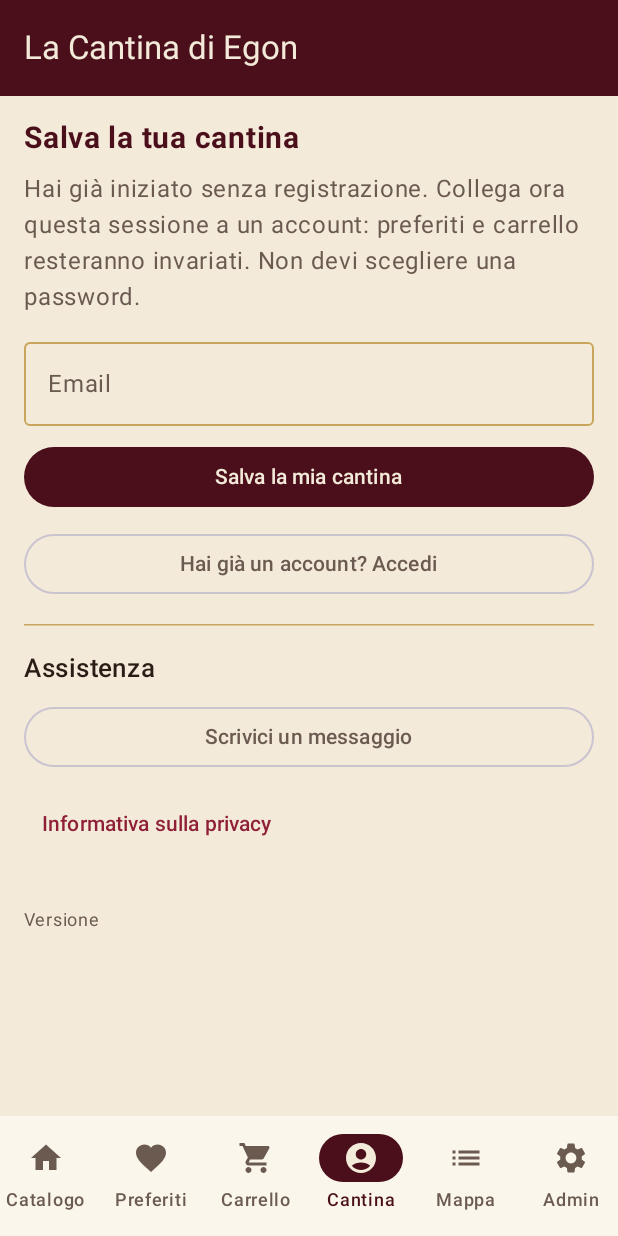
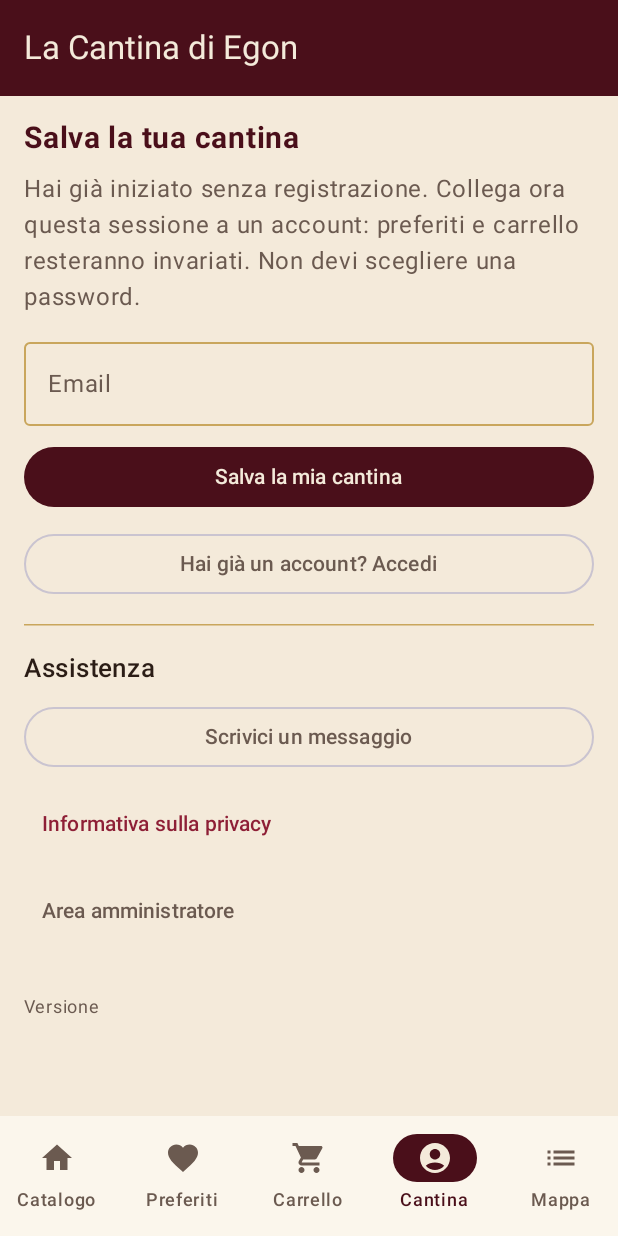
Before and after one commit to EgonFassetta/cantina-android, an Android app built with Jetpack Compose: the screen it shows after launch (MainActivity), item 4 of the bottom bar chosen, on a phone screen of 412 x 824 dp. Run offline under Robolectric (Android 15) with nearby library versions, the phone set to English and light mode, and no system bars; pictures from the network do not load.

Commit message:
Export CSV della cantina (solo Admin); area Admin accessibile dalla schermata Cantina, non più nella barra in basso

```diff
--- a/app/src/main/java/dev/pages/mywinecellar/admin/AdminFeature.kt
+++ b/app/src/main/java/dev/pages/mywinecellar/admin/AdminFeature.kt
@@ -7,7 +7,7 @@ object AdminFeature {
     const val enabled = true
 
     @Composable
-    fun Screen(onSessionChanged: () -> Unit, onCatalogChanged: () -> Unit) {
-        AdminRoot(onSessionChanged = onSessionChanged, onCatalogChanged = onCatalogChanged)
+    fun Screen(onSessionChanged: () -> Unit, onCatalogChanged: () -> Unit, cellar: String) {
+        AdminRoot(onSessionChanged = onSessionChanged, onCatalogChanged = onCatalogChanged, cellar = cellar)
     }
 }
--- a/app/src/main/java/dev/pages/mywinecellar/ui/Account.kt
+++ b/app/src/main/java/dev/pages/mywinecellar/ui/Account.kt
@@ -44,6 +44,7 @@ fun AccountScreen(
     onDelete: (onUnavailable: () -> Unit) -> Unit,
     onSupport: () -> Unit,
     onPrivacy: () -> Unit,
+    onOpenAdmin: () -> Unit,
 ) {
     var email by rememberSaveable { mutableStateOf("") }
     var code by rememberSaveable { mutableStateOf("") }
@@ -159,6 +160,9 @@ fun AccountScreen(
         Text("Assistenza", fontWeight = FontWeight.SemiBold, fontSize = 17.sp)
         OutlinedButton(modifier = Modifier.fillMaxWidth(), onClick = onSupport) { Text("Scrivici un messaggio") }
         TextButton(onClick = onPrivacy) { Text("Informativa sulla privacy", color = WineBright) }
+        if (dev.pages.mywinecellar.admin.AdminFeature.enabled) {
+            TextButton(onClick = onOpenAdmin) { Text("Area amministratore", color = InkSoft) }
+        }
 
         if (!state.isGuest) {
             TextButton(onClick = { confirmDelete = true }) {
--- a/app/src/main/java/dev/pages/mywinecellar/ui/Screens.kt
+++ b/app/src/main/java/dev/pages/mywinecellar/ui/Screens.kt
@@ -226,14 +226,6 @@ fun CantinaApp(vm: AppViewModel = viewModel()) {
                     icon = { Icon(Icons.Filled.List, contentDescription = null) },
                     label = { Text("Mappa") },
                 )
-                if (AdminFeature.enabled) {
-                    NavigationBarItem(
-                        selected = tab == 5, colors = colors,
-                        onClick = { tab = 5; selectedId = null },
-                        icon = { Icon(Icons.Filled.Settings, contentDescription = null) },
-                        label = { Text("Admin") },
-                    )
-                }
             }
         },
         snackbarHost = { SnackbarHost(snackbar) },
@@ -265,6 +257,7 @@ fun CantinaApp(vm: AppViewModel = viewModel()) {
                     tab == 5 && AdminFeature.enabled -> AdminFeature.Screen(
                         onSessionChanged = vm::reloadSession,
                         onCatalogChanged = vm::refresh,
+                        cellar = state.cellar,
                     )
                     tab == 3 -> AccountScreen(
                         state = state,
@@ -276,6 +269,7 @@ fun CantinaApp(vm: AppViewModel = viewModel()) {
                         onDelete = vm::deleteAccount,
                         onSupport = { showSupport = true },
                         onPrivacy = { uriHandler.openUri(PRIVACY_URL) },
+                        onOpenAdmin = { tab = 5; selectedId = null },
                     )
                     state.loading -> LoadingView()
                     state.error != null -> ErrorView(state.error ?: "", onRetry = vm::load)
--- a/app/src/main/res/xml/file_paths.xml
+++ b/app/src/main/res/xml/file_paths.xml
@@ -2,4 +2,5 @@
 <paths>
     <!-- Cartella temporanea delle foto scattate con la fotocamera -->
     <cache-path name="photos" path="photos/" />
+    <cache-path name="exports" path="exports/" />
 </paths>
```
Also changed, not shown: app/src/main/java/dev/pages/mywinecellar/admin/AdminScreens.kt (+7 -2 lines), app/src/main/java/dev/pages/mywinecellar/admin/CsvExport.kt (added, +37 -0 lines), 1 other file.
